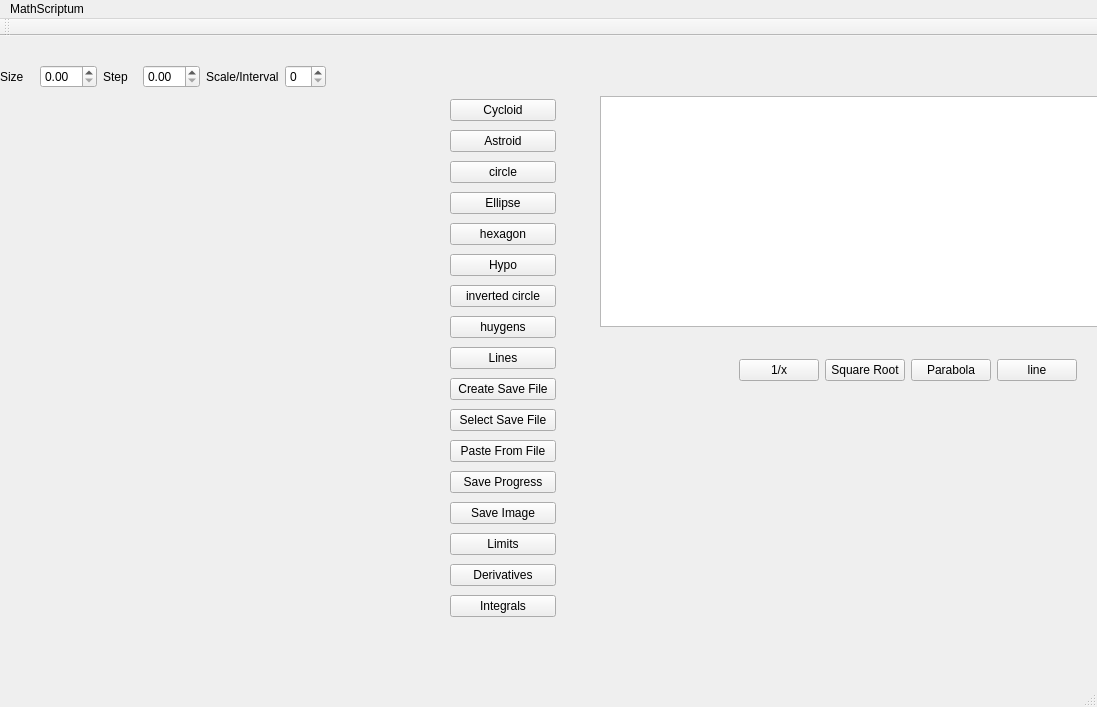
This is mainwindow.ui in WSU-4110/Math_Scriptum as Qt 5 draws it before an edit. The edited form follows.
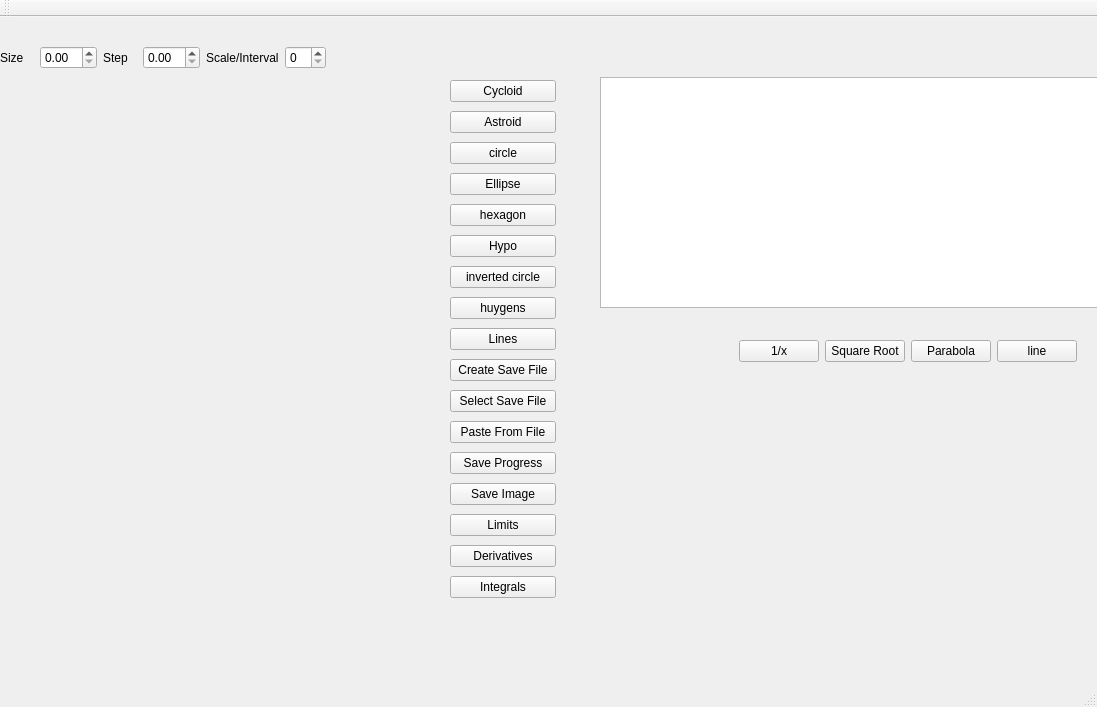
This is the edited form. Custom widgets are drawn as their Qt base class.

Commit message: update UI to be more user friendly

```diff
--- a/mainwindow.ui
+++ b/mainwindow.ui
@@ -335,12 +335,6 @@
      <height>23</height>
     </rect>
    </property>
-   <widget class="QMenu" name="menuMathScriptum">
-    <property name="title">
-     <string>MathScriptum</string>
-    </property>
-   </widget>
-   <addaction name="menuMathScriptum"/>
   </widget>
   <widget class="QStatusBar" name="statusbar"/>
   <widget class="QToolBar" name="toolBar">
```
Left out of the diff: 2 changed lines with no effect on the pictures. The commit also changes 3 other files.
